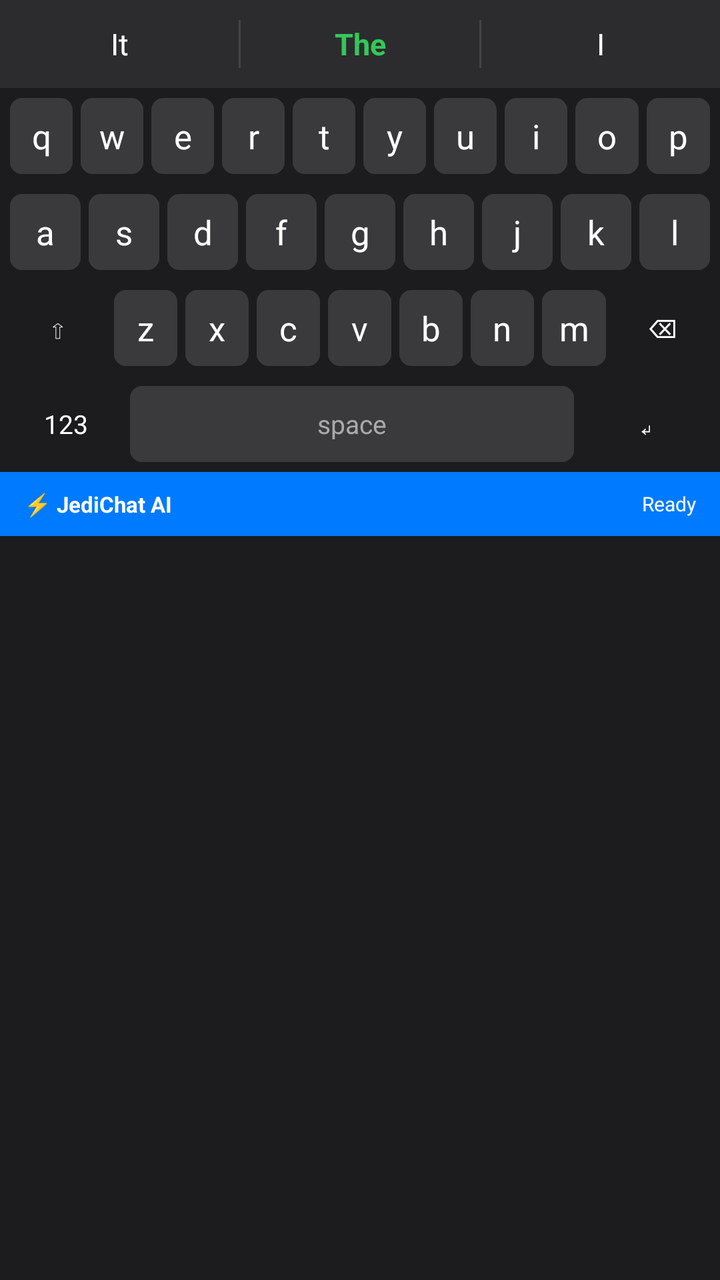
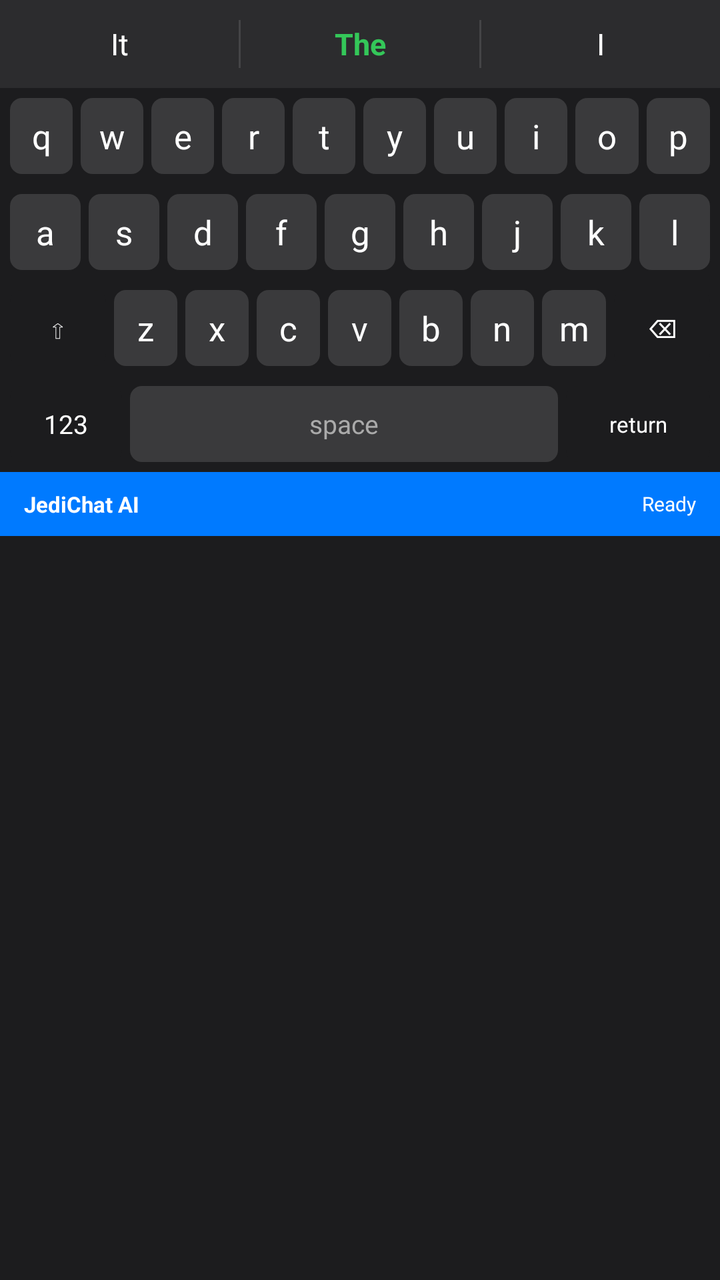

Before-and-after screenshots of an Android layout around one commit, followed by the original layout XML and the change that was made.
<!-- AndroidManifest.xml: application theme Theme.JediChatKeyboard -->
<!-- res/layout/keyboard_view.xml -->
<?xml version="1.0" encoding="utf-8"?>
<LinearLayout xmlns:android="http://schemas.android.com/apk/res/android"
    android:layout_width="match_parent"
    android:layout_height="wrap_content"
    android:orientation="vertical"
    android:background="#1C1C1E">

    
    <LinearLayout
        android:id="@+id/suggestions_bar"
        android:layout_width="match_parent"
        android:layout_height="44dp"
        android:orientation="horizontal"
        android:background="#2C2C2E">

        <TextView
            android:id="@+id/suggestion1"
            android:layout_width="0dp"
            android:layout_height="match_parent"
            android:layout_weight="1"
            android:gravity="center"
            android:text="It"
            android:textColor="#FFFFFF"
            android:textSize="15sp"
            android:paddingHorizontal="8dp"/>

        <View android:layout_width="1dp" android:layout_height="24dp"
            android:layout_gravity="center" android:background="#444446"/>

        <TextView
            android:id="@+id/suggestion2"
            android:layout_width="0dp"
            android:layout_height="match_parent"
            android:layout_weight="1"
            android:gravity="center"
            android:text="The"
            android:textColor="#34C759"
            android:textSize="15sp"
            android:textStyle="bold"/>

        <View android:layout_width="1dp" android:layout_height="24dp"
            android:layout_gravity="center" android:background="#444446"/>

        <TextView
            android:id="@+id/suggestion3"
            android:layout_width="0dp"
            android:layout_height="match_parent"
            android:layout_weight="1"
            android:gravity="center"
            android:text="I"
            android:textColor="#FFFFFF"
            android:textSize="15sp"/>
    </LinearLayout>

    
    <LinearLayout android:layout_width="match_parent" android:layout_height="48dp"
        android:orientation="horizontal" android:padding="3dp">
        <TextView android:id="@+id/key_q" style="@style/KeyStyle" android:text="q"/>
        <TextView android:id="@+id/key_w" style="@style/KeyStyle" android:text="w"/>
        <TextView android:id="@+id/key_e" style="@style/KeyStyle" android:text="e"/>
        <TextView android:id="@+id/key_r" style="@style/KeyStyle" android:text="r"/>
        <TextView android:id="@+id/key_t" style="@style/KeyStyle" android:text="t"/>
        <TextView android:id="@+id/key_y" style="@style/KeyStyle" android:text="y"/>
        <TextView android:id="@+id/key_u" style="@style/KeyStyle" android:text="u"/>
        <TextView android:id="@+id/key_i" style="@style/KeyStyle" android:text="i"/>
        <TextView android:id="@+id/key_o" style="@style/KeyStyle" android:text="o"/>
        <TextView android:id="@+id/key_p" style="@style/KeyStyle" android:text="p"/>
    </LinearLayout>

    
    <LinearLayout android:layout_width="match_parent" android:layout_height="48dp"
        android:orientation="horizontal" android:padding="3dp">
        <TextView android:id="@+id/key_a" style="@style/KeyStyle" android:text="a"/>
        <TextView android:id="@+id/key_s" style="@style/KeyStyle" android:text="s"/>
        <TextView android:id="@+id/key_d" style="@style/KeyStyle" android:text="d"/>
        <TextView android:id="@+id/key_f" style="@style/KeyStyle" android:text="f"/>
        <TextView android:id="@+id/key_g" style="@style/KeyStyle" android:text="g"/>
        <TextView android:id="@+id/key_h" style="@style/KeyStyle" android:text="h"/>
        <TextView android:id="@+id/key_j" style="@style/KeyStyle" android:text="j"/>
        <TextView android:id="@+id/key_k" style="@style/KeyStyle" android:text="k"/>
        <TextView android:id="@+id/key_l" style="@style/KeyStyle" android:text="l"/>
    </LinearLayout>

    
    <LinearLayout android:layout_width="match_parent" android:layout_height="48dp"
        android:orientation="horizontal" android:padding="3dp">
        <TextView android:id="@+id/key_shift" style="@style/SpecialKeyStyle" android:text="⇧"/>
        <TextView android:id="@+id/key_z" style="@style/KeyStyle" android:text="z"/>
        <TextView android:id="@+id/key_x" style="@style/KeyStyle" android:text="x"/>
        <TextView android:id="@+id/key_c" style="@style/KeyStyle" android:text="c"/>
        <TextView android:id="@+id/key_v" style="@style/KeyStyle" android:text="v"/>
        <TextView android:id="@+id/key_b" style="@style/KeyStyle" android:text="b"/>
        <TextView android:id="@+id/key_n" style="@style/KeyStyle" android:text="n"/>
        <TextView android:id="@+id/key_m" style="@style/KeyStyle" android:text="m"/>
        <TextView android:id="@+id/key_delete" style="@style/SpecialKeyStyle" android:text="⌫"/>
    </LinearLayout>

    
    <LinearLayout android:layout_width="match_parent" android:layout_height="48dp"
        android:orientation="horizontal" android:padding="3dp">
        <TextView android:id="@+id/key_123" style="@style/SpecialKeyStyle"
            android:text="123" android:layout_width="56dp" android:layout_weight="0"/>
        <TextView android:id="@+id/key_space"
            android:layout_width="0dp" android:layout_height="match_parent"
            android:layout_weight="1" android:layout_margin="2dp"
            android:text="space" android:textColor="#AAAAAA" android:textSize="13sp"
            android:gravity="center" android:background="@drawable/key_bg"/>
        <TextView android:id="@+id/key_return" style="@style/SpecialKeyStyle"
            android:text="↵" android:layout_width="64dp" android:layout_weight="0"/>
    </LinearLayout>

    
    <LinearLayout android:layout_width="match_parent" android:layout_height="32dp"
        android:background="#007AFF" android:gravity="center" android:paddingHorizontal="12dp">
        <TextView android:layout_width="wrap_content" android:layout_height="wrap_content"
            android:text="⚡ JediChat AI" android:textColor="#FFFFFF"
            android:textSize="11sp" android:textStyle="bold"/>
        <View android:layout_width="0dp" android:layout_height="1dp" android:layout_weight="1"/>
        <TextView android:id="@+id/ai_status" android:layout_width="wrap_content"
            android:layout_height="wrap_content" android:text="Ready"
            android:textColor="#FFFFFF" android:textSize="10sp"/>
    </LinearLayout>

</LinearLayout>
<!-- resources referenced by this layout -->
<resources>
  <!-- drawable key_bg (drawable) -->
  <?xml version="1.0" encoding="utf-8"?>
  <selector xmlns:android="http://schemas.android.com/apk/res/android">
      <item android:state_pressed="true">
          <shape android:shape="rectangle">
              <solid android:color="#636366"/>
              <corners android:radius="6dp"/>
          </shape>
      </item>
      <item>
          <shape android:shape="rectangle">
              <solid android:color="#3A3A3C"/>
              <corners android:radius="6dp"/>
          </shape>
      </item>
  </selector>
  <style name="KeyStyle">
          <item name="android:layout_width">0dp</item>
          <item name="android:layout_height">match_parent</item>
          <item name="android:layout_weight">1</item>
          <item name="android:layout_margin">2dp</item>
          <item name="android:textColor">#FFFFFF</item>
          <item name="android:textSize">17sp</item>
          <item name="android:gravity">center</item>
          <item name="android:background">@drawable/key_bg</item>
      </style>
  <style name="SpecialKeyStyle">
          <item name="android:layout_width">48dp</item>
          <item name="android:layout_height">match_parent</item>
          <item name="android:layout_margin">2dp</item>
          <item name="android:textColor">#FFFFFF</item>
          <item name="android:textSize">13sp</item>
          <item name="android:gravity">center</item>
          <item name="android:background">@drawable/key_special_bg</item>
      </style>
  <style name="Theme.JediChatKeyboard" parent="Theme.AppCompat.DayNight" />
  <!-- drawable key_special_bg (drawable) -->
  <?xml version="1.0" encoding="utf-8"?>
  <selector xmlns:android="http://schemas.android.com/apk/res/android">
      <item android:state_pressed="true">
          <shape android:shape="rectangle">
              <solid android:color="#3A3A3C"/>
              <corners android:radius="6dp"/>
          </shape>
      </item>
      <item>
          <shape android:shape="rectangle">
              <solid android:color="#1C1C1E"/>
              <corners android:radius="6dp"/>
          </shape>
      </item>
  </selector>
</resources>

<!-- the commit's change to res/layout/keyboard_view.xml (unified diff, before → after) -->
@@ -5,54 +5,25 @@
     android:orientation="vertical"
     android:background="#1C1C1E">
 
-    
-    <LinearLayout
-        android:id="@+id/suggestions_bar"
-        android:layout_width="match_parent"
-        android:layout_height="44dp"
-        android:orientation="horizontal"
-        android:background="#2C2C2E">
-
-        <TextView
-            android:id="@+id/suggestion1"
-            android:layout_width="0dp"
-            android:layout_height="match_parent"
-            android:layout_weight="1"
-            android:gravity="center"
-            android:text="It"
-            android:textColor="#FFFFFF"
-            android:textSize="15sp"
-            android:paddingHorizontal="8dp"/>
-
+    <LinearLayout android:id="@+id/suggestions_bar"
+        android:layout_width="match_parent" android:layout_height="44dp"
+        android:orientation="horizontal" android:background="#2C2C2E">
+        <TextView android:id="@+id/suggestion1" android:layout_width="0dp"
+            android:layout_height="match_parent" android:layout_weight="1"
+            android:gravity="center" android:text="It" android:textColor="#FFFFFF" android:textSize="15sp"/>
         <View android:layout_width="1dp" android:layout_height="24dp"
             android:layout_gravity="center" android:background="#444446"/>
-
-        <TextView
-            android:id="@+id/suggestion2"
-            android:layout_width="0dp"
-            android:layout_height="match_parent"
-            android:layout_weight="1"
-            android:gravity="center"
-            android:text="The"
-            android:textColor="#34C759"
-            android:textSize="15sp"
-            android:textStyle="bold"/>
-
+        <TextView android:id="@+id/suggestion2" android:layout_width="0dp"
+            android:layout_height="match_parent" android:layout_weight="1"
+            android:gravity="center" android:text="The" android:textColor="#34C759"
+            android:textSize="15sp" android:textStyle="bold"/>
         <View android:layout_width="1dp" android:layout_height="24dp"
             android:layout_gravity="center" android:background="#444446"/>
-
-        <TextView
-            android:id="@+id/suggestion3"
-            android:layout_width="0dp"
-            android:layout_height="match_parent"
-            android:layout_weight="1"
-            android:gravity="center"
-            android:text="I"
-            android:textColor="#FFFFFF"
-            android:textSize="15sp"/>
+        <TextView android:id="@+id/suggestion3" android:layout_width="0dp"
+            android:layout_height="match_parent" android:layout_weight="1"
+            android:gravity="center" android:text="I" android:textColor="#FFFFFF" android:textSize="15sp"/>
     </LinearLayout>
 
-    
     <LinearLayout android:layout_width="match_parent" android:layout_height="48dp"
         android:orientation="horizontal" android:padding="3dp">
         <TextView android:id="@+id/key_q" style="@style/KeyStyle" android:text="q"/>
@@ -67,7 +38,6 @@
         <TextView android:id="@+id/key_p" style="@style/KeyStyle" android:text="p"/>
     </LinearLayout>
 
-    
     <LinearLayout android:layout_width="match_parent" android:layout_height="48dp"
         android:orientation="horizontal" android:padding="3dp">
         <TextView android:id="@+id/key_a" style="@style/KeyStyle" android:text="a"/>
@@ -81,7 +51,6 @@
         <TextView android:id="@+id/key_l" style="@style/KeyStyle" android:text="l"/>
     </LinearLayout>
 
-    
     <LinearLayout android:layout_width="match_parent" android:layout_height="48dp"
         android:orientation="horizontal" android:padding="3dp">
         <TextView android:id="@+id/key_shift" style="@style/SpecialKeyStyle" android:text="⇧"/>
@@ -95,30 +64,25 @@
         <TextView android:id="@+id/key_delete" style="@style/SpecialKeyStyle" android:text="⌫"/>
     </LinearLayout>
 
-    
     <LinearLayout android:layout_width="match_parent" android:layout_height="48dp"
         android:orientation="horizontal" android:padding="3dp">
         <TextView android:id="@+id/key_123" style="@style/SpecialKeyStyle"
             android:text="123" android:layout_width="56dp" android:layout_weight="0"/>
-        <TextView android:id="@+id/key_space"
-            android:layout_width="0dp" android:layout_height="match_parent"
-            android:layout_weight="1" android:layout_margin="2dp"
-            android:text="space" android:textColor="#AAAAAA" android:textSize="13sp"
-            android:gravity="center" android:background="@drawable/key_bg"/>
+        <TextView android:id="@+id/key_space" android:layout_width="0dp"
+            android:layout_height="match_parent" android:layout_weight="1"
+            android:layout_margin="2dp" android:text="space" android:textColor="#AAAAAA"
+            android:textSize="13sp" android:gravity="center" android:background="@drawable/key_bg"/>
         <TextView android:id="@+id/key_return" style="@style/SpecialKeyStyle"
-            android:text="↵" android:layout_width="64dp" android:layout_weight="0"/>
+            android:text="return" android:layout_width="72dp" android:layout_weight="0" android:textSize="11sp"/>
     </LinearLayout>
 
-    
     <LinearLayout android:layout_width="match_parent" android:layout_height="32dp"
-        android:background="#007AFF" android:gravity="center" android:paddingHorizontal="12dp">
+        android:background="#007AFF" android:gravity="center" android:paddingLeft="12dp" android:paddingRight="12dp">
         <TextView android:layout_width="wrap_content" android:layout_height="wrap_content"
-            android:text="⚡ JediChat AI" android:textColor="#FFFFFF"
-            android:textSize="11sp" android:textStyle="bold"/>
+            android:text="JediChat AI" android:textColor="#FFFFFF" android:textSize="11sp" android:textStyle="bold"/>
         <View android:layout_width="0dp" android:layout_height="1dp" android:layout_weight="1"/>
         <TextView android:id="@+id/ai_status" android:layout_width="wrap_content"
-            android:layout_height="wrap_content" android:text="Ready"
-            android:textColor="#FFFFFF" android:textSize="10sp"/>
+            android:layout_height="wrap_content" android:text="Ready" android:textColor="#FFFFFF" android:textSize="10sp"/>
     </LinearLayout>
 
 </LinearLayout>
